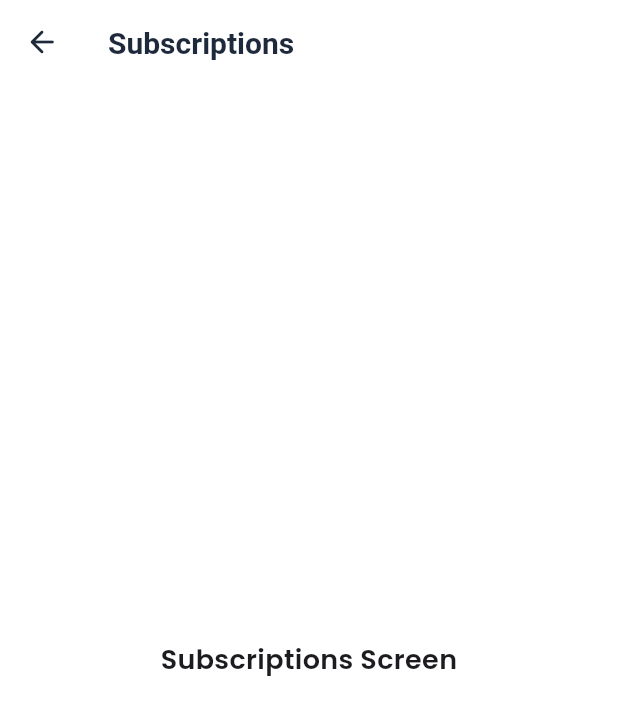
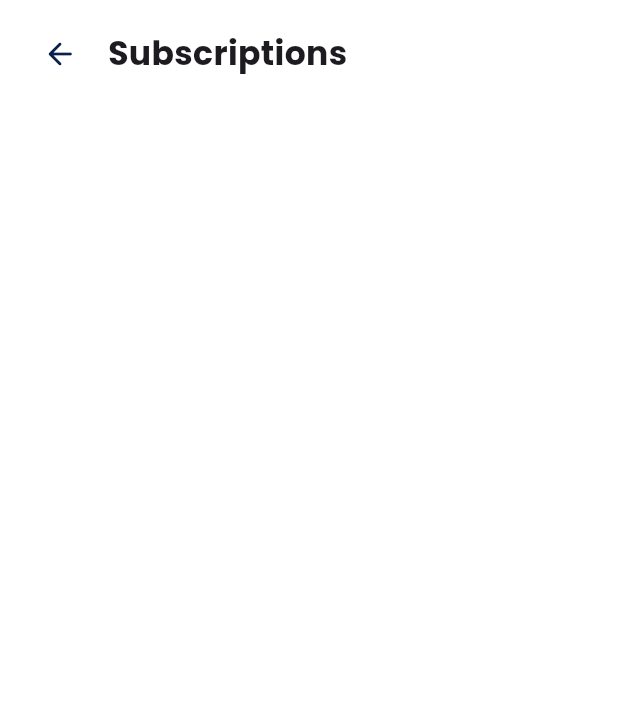
Before and after one commit to hemanthphk/Sanchora, a Flutter app: the PlaceholderScreen screen opened directly, on a phone screen of 412 x 824 dp. Shown: the top 715 px of the screen. Run offline on Flutter 3.47's test engine with Material 3 defaults, Android fonts, the phone set to English and light mode, and no system bars; our stand-ins replace google_fonts.

Commit message:
feat: add reusable fixed app header and profile layout improvements

```diff
--- /dev/null
+++ b/lib/core/widgets/app_header.dart
@@ -0,0 +1,52 @@
+import 'package:flutter/material.dart';
+
+class AppHeader extends StatelessWidget {
+  final String title;
+  final Widget? leading;
+  final Widget? center;
+  final List<Widget>? actions;
+
+  const AppHeader({
+    super.key,
+    required this.title,
+    this.leading,
+    this.center,
+    this.actions,
+  });
+
+  @override
+  Widget build(BuildContext context) {
+    return Container(
+      height: 72,
+      padding: const EdgeInsets.symmetric(horizontal: 20),
+      decoration: const BoxDecoration(
+        color: Colors.white,
+      ),
+      child: Row(
+        children: [
+          if (leading != null) ...[
+            leading!,
+            const SizedBox(width: 12),
+          ],
+
+          Expanded(
+            child: center != null
+                ? Center(child: center)
+                : Text(
+                    title,
+                    style: const TextStyle(
+                      fontSize: 22,
+                      fontWeight: FontWeight.w700,
+                    ),
+                  ),
+          ),
+
+          if (actions != null) ...[
+            const SizedBox(width: 12),
+            ...actions!,
+          ],
+        ],
+      ),
+    );
+  }
+}
--- a/lib/features/home/screens/home_screen.dart
+++ b/lib/features/home/screens/home_screen.dart
@@ -1,5 +1,6 @@
 import 'package:flutter/material.dart';
 import 'package:sanchora/features/profile/screens/profile_screen.dart';
+import 'package:sanchora/core/widgets/app_header.dart';
 
 class HomeScreen extends StatefulWidget {
   const HomeScreen({super.key});
@@ -26,9 +27,11 @@ class _HomeScreenState extends State<HomeScreen> {
         body: SafeArea(
           child: Column(
             children: [
-              Padding(
-                padding: const EdgeInsets.fromLTRB(20, 10, 20, 12),
-                child: _buildTopBar(),
+              AppHeader(
+                title: 'Home',
+                leading: _buildMenuButton(),
+                center: _buildLogo(),
+                actions: [_buildNotificationButton()],
               ),
               Expanded(
                 child: SingleChildScrollView(
@@ -74,10 +77,30 @@ class _HomeScreenState extends State<HomeScreen> {
     );
   }
 
-  Widget _buildTopBar() {
+  Widget _buildLogo() {
     return Row(
+      mainAxisSize: MainAxisSize.min,
       children: [
-        InkWell(
+        Image.asset(
+          'assets/images/sanchora_logo.png',
+          width: 28,
+          fit: BoxFit.contain,
+        ),
+        const SizedBox(width: 8),
+        const Text(
+          'Sanchora',
+          style: TextStyle(
+            fontSize: 18,
+            fontWeight: FontWeight.w800,
+            color: Color(0xFF0B1F4D),
+          ),
+        ),
+      ],
+    );
+  }
+
+  Widget _buildMenuButton() {
+    return InkWell(
       onTap: () => _scaffoldKey.currentState?.openDrawer(),
       borderRadius: BorderRadius.circular(14),
       child: Container(
@@ -96,28 +119,11 @@ class _HomeScreenState extends State<HomeScreen> {
         ),
         child: const Icon(Icons.menu_rounded, color: Color(0xFF0B1F4D)),
       ),
-        ),
-        const Spacer(),
-        Row(
-          children: [
-            Image.asset(
-              'assets/images/sanchora_logo.png',
-              width: 28,
-              fit: BoxFit.contain,
-            ),
-            const SizedBox(width: 8),
-            const Text(
-              'Sanchora',
-              style: TextStyle(
-                fontSize: 18,
-                fontWeight: FontWeight.w800,
-                color: Color(0xFF0B1F4D),
-              ),
-            ),
-          ],
-        ),
-        const Spacer(),
-        InkWell(
+    );
+  }
+
+  Widget _buildNotificationButton() {
+    return InkWell(
       onTap: () => pushScreen(const NotificationPlaceholderScreen()),
       borderRadius: BorderRadius.circular(14),
       child: Stack(
@@ -153,8 +159,6 @@ class _HomeScreenState extends State<HomeScreen> {
           ),
         ],
       ),
-        ),
-      ],
     );
   }
 
@@ -907,18 +911,34 @@ class PlaceholderScreen extends StatelessWidget {
   @override
   Widget build(BuildContext context) {
     return Scaffold(
-      appBar: AppBar(
-        title: Text(title),
-        leading: IconButton(
-          onPressed: () => Navigator.of(context).pop(),
-          icon: const Icon(Icons.arrow_back_rounded),
+      body: SafeArea(
+        child: Column(
+          children: [
+            AppHeader(
+              title: title,
+              leading: InkWell(
+                onTap: () => Navigator.of(context).pop(),
+                borderRadius: BorderRadius.circular(14),
+                child: const SizedBox(
+                  width: 40,
+                  height: 40,
+                  child: Icon(Icons.arrow_back_rounded, color: Color(0xFF0B1F4D)),
                 ),
               ),
-      body: Center(
-        child: Text(
-          message,
-          textAlign: TextAlign.center,
-          style: const TextStyle(fontSize: 18, fontWeight: FontWeight.w600),
+            ),
+            Expanded(
+              child: SingleChildScrollView(
+                child: Padding(
+                  padding: const EdgeInsets.all(20),
+                  child: Column(
+                    children: [
+                      // Placeholder content
+                    ],
+                  ),
+                ),
+              ),
+            ),
+          ],
         ),
       ),
     );
```
Also changed, not shown: lib/features/profile/screens/profile_screen.dart (+0 -80 lines). Lines whose indentation alone changed are shown as unchanged.
